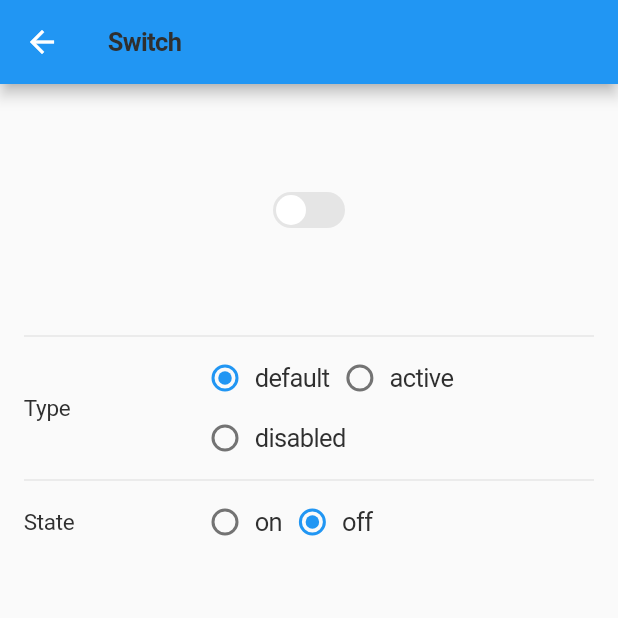
After one commit to innovaccer/mobile-design-system, a Flutter app: the MDSSwitchScreen screen opened by its route, on a phone screen of 412 x 824 dp, the top half of it. The commit adds this screen. Run offline on Flutter 3.47's test engine with Material 2 defaults, Android fonts, the phone set to English and light mode, and no system bars; drawn by our look-alikes of flutter_styled_toast; our stand-ins replace fluro, get_it, shared_preferences, sms_autofill; accounts and stored records are empty.

Commit message:
Added MDSSwitch widget

````diff
--- /dev/null
+++ b/example/lib/screens/switch/mds_switch_screen.dart
@@ -0,0 +1,173 @@
+import 'package:flutter/material.dart';
+import 'package:innovaccer_design_system/innovaccer_design_system.dart';
+
+class MDSSwitchScreen extends StatefulWidget {
+  static const String routeName = '/mds_switch_screen';
+
+  @override
+  State<MDSSwitchScreen> createState() => _MDSSwitchScreenState();
+}
+
+class _MDSSwitchScreenState extends State<MDSSwitchScreen> with SpacingMixin {
+  SwitchType _switchType = SwitchType.defaultType;
+  SwitchState _switchState = SwitchState.off;
+
+  @override
+  Widget build(BuildContext context) {
+    return Scaffold(
+      appBar: AppBar(
+        title: MDSHeadline(
+          'Switch',
+        ),
+      ),
+      body: Padding(
+        padding: px6 + pt4,
+        child: Column(
+          crossAxisAlignment: CrossAxisAlignment.center,
+          mainAxisSize: MainAxisSize.min,
+          children: [
+            SizedBox(
+              height: spacing5,
+            ),
+            MDSSwitch(
+              switchState: _switchState,
+              switchType: _switchType,
+              onChange: (bool value) {
+                setState(() {
+                  value ? _switchState = SwitchState.on : _switchState = SwitchState.off;
+                });
+              },
+            ),
+            SizedBox(
+              height: spacing5,
+            ),
+            Divider(),
+            Expanded(
+              child: ListView(
+                padding: p0,
+                children: [
+                  Row(
+                    children: [
+                      Expanded(
+                        flex: 3,
+                        child: MDSSubhead('Type'),
+                      ),
+                      Expanded(
+                        flex: 7,
+                        child: Wrap(
+                          children: [
+                            _typeOptionWidget(
+                              value: SwitchType.defaultType,
+                              groupValue: _switchType,
+                              displayText: 'default',
+                            ),
+                            _typeOptionWidget(
+                              value: SwitchType.activeType,
+                              groupValue: _switchType,
+                              displayText: 'active',
+                            ),
+                            _typeOptionWidget(
+                              value: SwitchType.disabledType,
+                              groupValue: _switchType,
+                              displayText: 'disabled',
+                            ),
+                          ],
+                        ),
+                      ),
+                    ],
+                  ),
+                  Divider(),
+                  Row(
+                    children: [
+                      Expanded(
+                        flex: 3,
+                        child: MDSSubhead('State'),
+                      ),
+                      Expanded(
+                        flex: 7,
+                        child: Wrap(
+                          children: [
+                            _stateOptionWidget(
+                              value: SwitchState.on,
+                              groupValue: _switchState,
+                              displayText: 'on',
+                            ),
+                            _stateOptionWidget(
+                              value: SwitchState.off,
+                              groupValue: _switchState,
+                              displayText: 'off',
+                            ),
+                          ],
+                        ),
+                      ),
+                    ],
+                  ),
+                ],
+              ),
+            ),
+          ],
+        ),
+      ),
+    );
+  }
+
+  Widget _typeOptionWidget({
+    required SwitchType value,
+    required SwitchType groupValue,
+    required String displayText,
+  }) {
+    return GestureDetector(
+      onTap: () => _updateType(value),
+      child: Wrap(
+        crossAxisAlignment: WrapCrossAlignment.center,
+        children: [
+          Radio(
+            visualDensity: VisualDensity.compact,
+            value: value,
+            groupValue: groupValue,
+            onChanged: _updateType,
+          ),
+          MDSBody(
+            displayText,
+          ),
+        ],
+      ),
+    );
+  }
+
+  void _updateType(SwitchType? value) {
+    setState(() {
+      _switchType = value!;
+    });
+  }
+
+  Widget _stateOptionWidget({
+    required SwitchState value,
+    required SwitchState groupValue,
+    required String displayText,
+  }) {
+    return GestureDetector(
+      onTap: () => _updateState(value),
+      child: Wrap(
+        crossAxisAlignment: WrapCrossAlignment.center,
+        children: [
+          Radio(
+            visualDensity: VisualDensity.compact,
+            value: value,
+            groupValue: groupValue,
+            onChanged: _updateState,
+          ),
+          MDSBody(
+            displayText,
+          ),
+        ],
+      ),
+    );
+  }
+
+  void _updateState(SwitchState? value) {
+    setState(() {
+      _switchState = value!;
+    });
+  }
+}
--- a/example/lib/utils/constants.dart
+++ b/example/lib/utils/constants.dart
@@ -14,6 +14,7 @@ import 'package:example/screens/page_header/mds_page_header_with_subHeading/mds_
 import 'package:example/screens/page_header/mds_page_header_without_subHeading/mds_page_header_without_subHeading_screen.dart';
 import 'package:example/screens/page_header/page_header_screen.dart';
 import 'package:example/screens/pills/mds_pills_screen.dart';
+import 'package:example/screens/switch/mds_switch_screen.dart';
 import 'package:example/screens/typography/body/mds_body_screen.dart';
 import 'package:example/screens/typography/caption/mds_caption_screen.dart';
 import 'package:example/screens/typography/footnote/mds_footnote_screen.dart';
@@ -37,6 +38,7 @@ class Constants {
     'Input': MDSInputScreen.routeName,
     'Badge': MDSBadgeScreen.routeName,
     'Pills': MDSPillsScreen.routeName,
+    'Switch': MDSSwitchScreen.routeName,
   };
 
   /// title and routes of all typography widgets
--- a/example/lib/utils/router/app_router.dart
+++ b/example/lib/utils/router/app_router.dart
@@ -17,6 +17,7 @@ import 'package:example/screens/page_header/mds_page_header_with_subHeading/mds_
 import 'package:example/screens/page_header/mds_page_header_without_subHeading/mds_page_header_without_subHeading_screen.dart';
 import 'package:example/screens/page_header/page_header_screen.dart';
 import 'package:example/screens/pills/mds_pills_screen.dart';
+import 'package:example/screens/switch/mds_switch_screen.dart';
 import 'package:example/screens/typography/body/mds_body_screen.dart';
 import 'package:example/screens/typography/caption/mds_caption_screen.dart';
 import 'package:example/screens/typography/footnote/mds_footnote_screen.dart';
@@ -188,6 +189,11 @@ class AppRouter with RouteHandlers {
       handler: mdsPillsScreenHandler,
       transitionType: transitionType,
     );
+    _router!.define(
+      MDSSwitchScreen.routeName,
+      handler: mdsSwitchScreenHandler,
+      transitionType: transitionType,
+    );
   }
 
   /// Function to handle unknown routes
--- a/example/lib/utils/router/route_handlers.dart
+++ b/example/lib/utils/router/route_handlers.dart
@@ -14,6 +14,7 @@ import 'package:example/screens/page_header/mds_page_header_with_subHeading/mds_
 import 'package:example/screens/page_header/mds_page_header_without_subHeading/mds_page_header_without_subHeading_screen.dart';
 import 'package:example/screens/page_header/page_header_screen.dart';
 import 'package:example/screens/pills/mds_pills_screen.dart';
+import 'package:example/screens/switch/mds_switch_screen.dart';
 import 'package:example/screens/typography/body/mds_body_screen.dart';
 import 'package:example/screens/typography/caption/mds_caption_screen.dart';
 import 'package:example/screens/typography/footnote/mds_footnote_screen.dart';
@@ -123,4 +124,7 @@ mixin RouteHandlers {
   var mdsPillsScreenHandler = Handler(handlerFunc: (BuildContext? context, Map<String, dynamic> params) {
     return MDSPillsScreen();
   });
+  var mdsSwitchScreenHandler = Handler(handlerFunc: (BuildContext? context, Map<String, dynamic> params) {
+    return MDSSwitchScreen();
+  });
 }
--- a/lib/innovaccer_design_system.dart
+++ b/lib/innovaccer_design_system.dart
@@ -7,6 +7,7 @@ export 'src/design_system/widgets/atoms/action_sheet/mds_action_sheet.dart';
 export 'src/design_system/widgets/atoms/bottom_sheet/mds_bottom_sheet.dart';
 export 'src/design_system/widgets/atoms/badges/mds_badge.dart';
 export 'src/design_system/widgets/atoms/pills/mds_pill.dart';
+export 'src/design_system/widgets/atoms/switch/mds_switch.dart';
 export 'src/design_system/widgets/atoms/buttons/mds_button.dart';
 export 'src/design_system/widgets/atoms/buttons/mds_icon_button.dart';
 export 'src/design_system/widgets/atoms/buttons/mds_icon_button.dart';
--- /dev/null
+++ b/lib/src/design_system/utils/custom_switch.dart
@@ -0,0 +1,462 @@
+import 'package:flutter/material.dart';
+
+class CustomSwitch extends StatefulWidget {
+  /// Creates a material design switch.
+  ///
+  /// The following arguments are required:
+  ///
+  /// * [value] determines whether this switch is on or off.
+  /// * [onToggle] is called when the user toggles the switch on or off.
+  ///
+
+  const CustomSwitch({
+    Key? key,
+    required this.value,
+    required this.onToggle,
+    this.activeColor = Colors.blue,
+    this.inactiveColor = Colors.grey,
+    this.activeTextColor = Colors.white70,
+    this.inactiveTextColor = Colors.white70,
+    this.toggleColor = Colors.white,
+    this.activeToggleColor,
+    this.inactiveToggleColor,
+    this.width = 70.0,
+    this.height = 35.0,
+    this.toggleSize = 25.0,
+    this.valueFontSize = 16.0,
+    this.borderRadius = 20.0,
+    this.padding = 4.0,
+    this.showOnOff = false,
+    this.activeText,
+    this.inactiveText,
+    this.activeTextFontWeight,
+    this.inactiveTextFontWeight,
+    this.switchBorder,
+    this.activeSwitchBorder,
+    this.inactiveSwitchBorder,
+    this.toggleBorder,
+    this.activeToggleBorder,
+    this.inactiveToggleBorder,
+    this.activeIcon,
+    this.inactiveIcon,
+    this.duration = const Duration(milliseconds: 200),
+    this.disabled = false,
+  })  : assert(
+  (switchBorder == null || activeSwitchBorder == null) &&
+      (switchBorder == null || inactiveSwitchBorder == null),
+  'Cannot provide switchBorder when an activeSwitchBorder or inactiveSwitchBorder was given\n'
+      'To give the switch a border, use "activeSwitchBorder: border" or "inactiveSwitchBorder: border".'),
+        assert(
+        (toggleBorder == null || activeToggleBorder == null) &&
+            (toggleBorder == null || inactiveToggleBorder == null),
+        'Cannot provide toggleBorder when an activeToggleBorder or inactiveToggleBorder was given\n'
+            'To give the toggle a border, use "activeToggleBorder: color" or "inactiveToggleBorder: color".'),
+        super(key: key);
+
+  /// Determines if the switch is on or off.
+  ///
+  /// This property is required.
+  final bool value;
+
+  /// Called when the user toggles the switch.
+  ///
+  /// This property is required.
+  ///
+  /// [onToggle] should update the state of the parent [StatefulWidget]
+  /// using the [setState] method, so that the parent gets rebuilt; for example:
+  ///
+  /// ```dart
+  /// CustomSwitch(
+  ///   value: _status,
+  ///   width: 110,
+  ///   borderRadius: 30.0,
+  ///   onToggle: (val) {
+  ///     setState(() {
+  ///        _status = val;
+  ///     });
+  ///   },
+  /// ),
+  /// ```
+  final ValueChanged<bool> onToggle;
+
+  /// Displays an on or off text.
+  ///
+  /// Text value can be override by the [activeText] and
+  /// [inactiveText] properties.
+  ///
+  /// Defaults to 'false' if no value was given.
+  final bool showOnOff;
+
+  /// The text to display when the switch is on.
+  /// This parameter is only necessary when [showOnOff] property is true.
+  ///
+  /// Defaults to 'On' if no value was given.
+  ///
+  /// To change value style, the following properties are available
+  ///
+  /// [activeTextColor] - The color to use on the text value when the switch is on.
+  /// [activeTextFontWeight] - The font weight to use on the text value when the switch is on.
+  final String? activeText;
+
+  /// The text to display when the switch is off.
+  /// This parameter is only necessary when [showOnOff] property is true.
+  ///
+  /// Defaults to 'Off' if no value was given.
+  ///
+  /// To change value style, the following properties are available
+  ///
+  /// [inactiveTextColor] - The color to use on the text value when the switch is off.
+  /// [inactiveTextFontWeight] - The font weight to use on the text value when the switch is off.
+  final String? inactiveText;
+
+  /// The color to use on the switch when the switch is on.
+  ///
+  /// Defaults to [Colors.blue].
+  final Color activeColor;
+
+  /// The color to use on the switch when the switch is off.
+  ///
+  /// Defaults to [Colors.grey].
+  final Color inactiveColor;
+
+  /// The color to use on the text value when the switch is on.
+  /// This parameter is only necessary when [showOnOff] property is true.
+  ///
+  /// Defaults to [Colors.white70].
+  final Color activeTextColor;
+
+  /// The color to use on the text value when the switch is off.
+  /// This parameter is only necessary when [showOnOff] property is true.
+  ///
+  /// Defaults to [Colors.white70].
+  final Color inactiveTextColor;
+
+  /// The font weight to use on the text value when the switch is on.
+  /// This parameter is only necessary when [showOnOff] property is true.
+  ///
+  /// Defaults to [FontWeight.w900].
+  final FontWeight? activeTextFontWeight;
+
+  /// The font weight to use on the text value when the switch is off.
+  /// This parameter is only necessary when [showOnOff] property is true.
+  ///
+  /// Defaults to [FontWeight.w900].
+  final FontWeight? inactiveTextFontWeight;
+
+  /// The color to use on the toggle of the switch.
+  ///
+  /// Defaults to [Colors.white].
+  ///
+  /// If the [activeSwitchBorder] or [inactiveSwitchBorder] is used, this property must be null.
+  final Color toggleColor;
+
+  /// The color to use on the toggle of the switch when the given value is true.
+  ///
+  /// If [inactiveToggleColor] is used and this property is null. the value of
+  /// [Colors.white] will be used.
+  final Color? activeToggleColor;
+
+  /// The color to use on the toggle of the switch when the given value is false.
+  ///
+  /// If [activeToggleColor] is used and this property is null. the value of
+  /// [Colors.white] will be used.
+  final Color? inactiveToggleColor;
+
+  /// The given width of the switch.
+  ///
+  /// Defaults to a width of 70.0.
+  final double width;
+
+  /// The given height of the switch.
+  ///
+  /// Defaults to a height of 35.0.
+  final double height;
+
+  /// The size of the toggle of the switch.
+  ///
+  /// Defaults to a size of 25.0.
+  final double toggleSize;
+
+  /// The font size of the values of the switch.
+  /// This parameter is only necessary when [showOnOff] property is true.
+  ///
+  /// Defaults to a size of 16.0.
+  final double valueFontSize;
+
+  /// The border radius of the switch.
+  ///
+  /// Defaults to the value of 20.0.
+  final double borderRadius;
+
+  /// The padding of the switch.
+  ///
+  /// Defaults to the value of 4.0.
+  final double padding;
+
+  /// The border of the switch.
+  ///
+  /// This property will give a uniform border to both states of the toggle
+  ///
+  /// If the [activeSwitchBorder] or [inactiveSwitchBorder] is used, this property must be null.
+  final BoxBorder? switchBorder;
+
+  /// The border of the switch when the given value is true.
+  ///
+  /// This property is optional.
+  final BoxBorder? activeSwitchBorder;
+
+  /// The border of the switch when the given value is false.
+  ///
+  /// This property is optional.
+  final BoxBorder? inactiveSwitchBorder;
+
+  /// The border of the toggle.
+  ///
+  /// This property will give a uniform border to both states of the toggle
+  ///
+  /// If the [activeToggleBorder] or [inactiveToggleBorder] is used, this property must be null.
+  final BoxBorder? toggleBorder;
+
+  /// The border of the toggle when the given value is true.
+  ///
+  /// This property is optional.
+  final BoxBorder? activeToggleBorder;
+
+  /// The border of the toggle when the given value is false.
+  ///
+  /// This property is optional.
+  final BoxBorder? inactiveToggleBorder;
+
+  /// The icon inside the toggle when the given value is true.
+  /// activeIcon can be an Icon Widget, an Image or Fontawesome Icons.
+  ///
+  /// This property is optional.
+  final Widget? activeIcon;
+
+  /// The icon inside the toggle when the given value is false.
+  /// inactiveIcon can be an Icon Widget, an Image or Fontawesome Icons.
+  ///
+  /// This property is optional.
+  final Widget? inactiveIcon;
+
+  /// The duration in milliseconds to change the state of the switch
+  ///
+  /// Defaults to the value of 200 milliseconds.
+  final Duration duration;
+
+  /// Determines whether the switch is disabled.
+  ///
+  /// Defaults to the value of false.
+  final bool disabled;
+
+  @override
+  _CustomSwitchState createState() => _CustomSwitchState();
+}
+
+class _CustomSwitchState extends State<CustomSwitch>
+    with SingleTickerProviderStateMixin {
+  late final Animation _toggleAnimation;
+  late final AnimationController _animationController;
+
+  @override
+  void initState() {
+    super.initState();
+    _animationController = AnimationController(
+      vsync: this,
+      value: widget.value ? 1.0 : 0.0,
+      duration: widget.duration,
+    );
+    _toggleAnimation = AlignmentTween(
+      begin: Alignment.centerLeft,
+      end: Alignment.centerRight,
+    ).animate(
+      CurvedAnimation(
+        parent: _animationController,
+        curve: Curves.linear,
+      ),
+    );
+  }
+
+  @override
+  void dispose() {
+    _animationController.dispose();
+    super.dispose();
+  }
+
+  @override
+  void didUpdateWidget(CustomSwitch oldWidget) {
+    super.didUpdateWidget(oldWidget);
+
+    if (oldWidget.value == widget.value) return;
+
+    if (widget.value) {
+      _animationController.forward();
+    } else {
+      _animationController.reverse();
+    }
+  }
+
+  @override
+  Widget build(BuildContext context) {
+    Color _toggleColor = Colors.white;
+    Color _switchColor = Colors.white;
+    Border? _switchBorder;
+    Border? _toggleBorder;
+
+    if (widget.value) {
+      _toggleColor = widget.activeToggleColor ?? widget.toggleColor;
+      _switchColor = widget.activeColor;
+      _switchBorder = widget.activeSwitchBorder as Border? ??
+          widget.switchBorder as Border?;
+      _toggleBorder = widget.activeToggleBorder as Border? ??
+          widget.toggleBorder as Border?;
+    } else {
+      _toggleColor = widget.inactiveToggleColor ?? widget.toggleColor;
+      _switchColor = widget.inactiveColor;
+      _switchBorder = widget.inactiveSwitchBorder as Border? ??
+          widget.switchBorder as Border?;
+      _toggleBorder = widget.inactiveToggleBorder as Border? ??
+          widget.toggleBorder as Border?;
+    }
+
+    double _textSpace = widget.width - widget.toggleSize;
+
+    return AnimatedBuilder(
+      animation: _animationController,
+      builder: (context, child) {
+        return Container(
+          width: widget.width,
+          child: Align(
+            child: GestureDetector(
+              onTap: () {
+                if (!widget.disabled) {
+                  if (widget.value) {
+                    _animationController.forward();
+                  } else {
+                    _animationController.reverse();
+                  }
+
+                  widget.onToggle(!widget.value);
+                }
+              },
+              child: Opacity(
+                opacity: widget.disabled ? 0.6 : 1,
+                child: Container(
+                  width: widget.width,
+                  height: widget.height,
+                  padding: EdgeInsets.all(widget.padding),
+                  decoration: BoxDecoration(
+                    borderRadius: BorderRadius.circular(widget.borderRadius),
+                    color: _switchColor,
+                    border: _switchBorder,
+                  ),
+                  child: Stack(
+                    children: <Widget>[
+                      AnimatedOpacity(
+                        opacity: widget.value ? 1.0 : 0.0,
+                        duration: widget.duration,
+                        child: Container(
+                          width: _textSpace,
+                          padding: EdgeInsets.symmetric(horizontal: 4.0),
+                          alignment: Alignment.centerLeft,
+                          child: _activeText,
+                        ),
+                      ),
+                      Align(
+                        alignment: Alignment.centerRight,
+                        child: AnimatedOpacity(
+                          opacity: !widget.value ? 1.0 : 0.0,
+                          duration: widget.duration,
+                          child: Container(
+                            width: _textSpace,
+                            padding: EdgeInsets.symmetric(horizontal: 4.0),
+                            alignment: Alignment.centerRight,
+                            child: _inactiveText,
+                          ),
+                        ),
+                      ),
+                      Container(
+                        child: Align(
+                          alignment: _toggleAnimation.value,
+                          child: Container(
+                            width: widget.toggleSize,
+                            height: widget.toggleSize,
+                            padding: EdgeInsets.all(4.0),
+                            decoration: BoxDecoration(
+                              shape: BoxShape.circle,
+                              color: _toggleColor,
+                              border: _toggleBorder,
+                            ),
+                            child: FittedBox(
+                              fit: BoxFit.contain,
+                              child: Container(
+                                child: Stack(
+                                  children: [
+                                    Center(
+                                      child: AnimatedOpacity(
+                                        opacity: widget.value ? 1.0 : 0.0,
+                                        duration: widget.duration,
+                                        child: widget.activeIcon,
+                                      ),
+                                    ),
+                                    Center(
+                                      child: AnimatedOpacity(
+                                        opacity: !widget.value ? 1.0 : 0.0,
+                                        duration: widget.duration,
+                                        child: widget.inactiveIcon,
+                                      ),
+                                    ),
+                                  ],
+                                ),
+                              ),
+                            ),
+                          ),
+                        ),
+                      ),
+                    ],
+                  ),
+                ),
+              ),
+            ),
+          ),
+        );
+      },
+    );
+  }
+
+  FontWeight get _activeTextFontWeight =>
+      widget.activeTextFontWeight ?? FontWeight.w900;
+  FontWeight get _inactiveTextFontWeight =>
+      widget.inactiveTextFontWeight ?? FontWeight.w900;
+
+  Widget get _activeText {
+    if (widget.showOnOff) {
+      return Text(
+        widget.activeText ?? 'On',
+        style: TextStyle(
+          color: widget.activeTextColor,
+          fontWeight: _activeTextFontWeight,
+          fontSize: widget.valueFontSize,
+        ),
+      );
+    }
+
+    return Text('');
+  }
+
+  Widget get _inactiveText {
+    if (widget.showOnOff) {
+      return Text(
+        widget.inactiveText ?? 'Off',
+        style: TextStyle(
+          color: widget.inactiveTextColor,
+          fontWeight: _inactiveTextFontWeight,
+          fontSize: widget.valueFontSize,
+        ),
+        textAlign: TextAlign.right,
+      );
+    }
+
+    return Text('');
+  }
+}
--- /dev/null
+++ b/lib/src/design_system/widgets/atoms/switch/mds_switch.dart
@@ -0,0 +1,59 @@
+import 'package:flutter/cupertino.dart';
+import 'package:flutter/material.dart';
+import 'package:innovaccer_design_system/innovaccer_design_system.dart';
+import 'package:innovaccer_design_system/src/design_system/utils/custom_switch.dart';
+
+enum SwitchState {
+  on,
+  off,
+}
+
+enum SwitchType { defaultType, activeType, disabledType }
+
+class MDSSwitch extends StatelessWidget with ColorMixin, SpacingMixin {
+  /// state of the switch
+  final SwitchState switchState;
+
+  /// type of the switch
+  final SwitchType switchType;
+
+  /// function to track changes in switch state
+  final Function(bool value) onChange;
+
+  const MDSSwitch({required this.switchState, required this.switchType, required this.onChange});
+
+  @override
+  Widget build(BuildContext context) {
+    return _switchWidget();
+  }
+
+  Widget _switchWidget() {
+    return CustomSwitch(
+      height: spacingXL,
+      width: spacing4,
+      activeColor: _getSwitchColor(),
+      inactiveColor: _getSwitchColor(),
+      padding: spacingS,
+      toggleSize: spacingXL - spacingM,
+      value: isOn,
+      borderRadius: spacingXL - spacingM,
+      showOnOff: false,
+      onToggle: (bool value) => switchType != SwitchType.disabledType ? onChange(value) : null,
+    );
+  }
+
+  Color _getSwitchColor() {
+    switch (switchType) {
+      case SwitchType.defaultType:
+        return isOn ? primary : secondaryLight;
+      case SwitchType.activeType:
+        return isOn ? primaryDarker : secondaryDark;
+      case SwitchType.disabledType:
+        return isOn ? primaryLighter : secondaryLight;
+      default:
+        return primary;
+    }
+  }
+
+  bool get isOn => switchState == SwitchState.on;
+}
````
